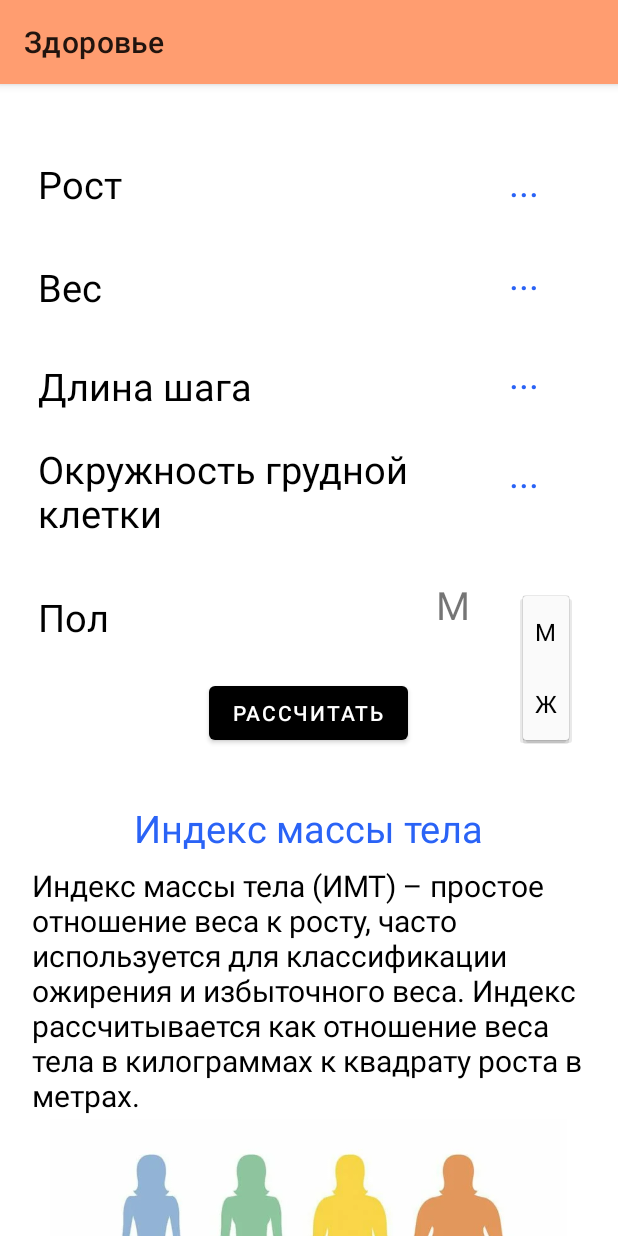
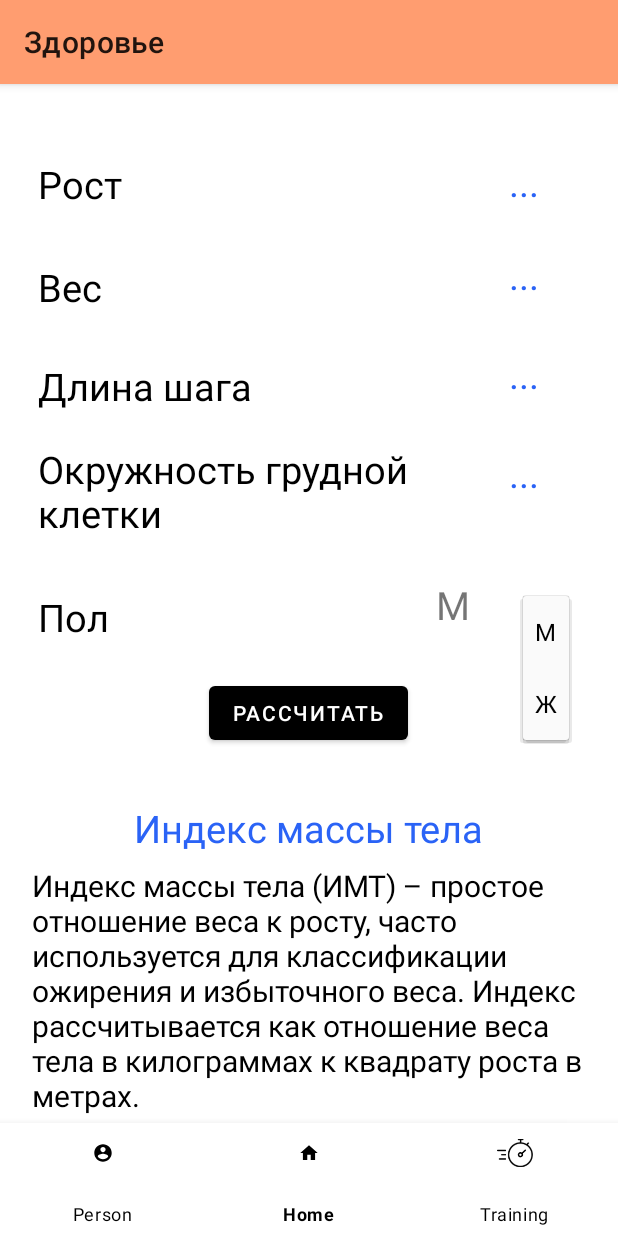
Before and after one commit to rikkewy/GPS_tracker, an Android app: the screen it shows after launch once a user with an empty profile is signed in (Health), after a tap on an icon or button, on a phone screen of 412 x 824 dp. Run offline under Robolectric (Android 15) with nearby library versions, the phone set to English and light mode, and no system bars; our stand-ins replace Firebase (no records; nobody signed in at launch, a user with empty details on screens opened directly); libraries missing offline, so code that uses them is left out: com.yandex.mapkit, com.yandex.runtime; Roboto replaces fonts that are not available here; 4 statements that could not run were skipped.

Commit message:
Не вылетает активность тренировки при повторном входе, работает листвью со значениями из бд

```diff
--- a/app/src/main/java/com/example/gpstracker/Main.java
+++ b/app/src/main/java/com/example/gpstracker/Main.java
@@ -13,12 +13,15 @@ import android.os.Bundle;
 import android.os.Handler;
 import android.util.Log;
 import android.view.MenuItem;
+import android.widget.ArrayAdapter;
+import android.widget.ListView;
 import android.widget.TextView;
 import android.widget.Toast;
 
 import androidx.annotation.NonNull;
 import androidx.appcompat.app.AppCompatActivity;
 import androidx.core.app.ActivityCompat;
+import androidx.recyclerview.widget.LinearLayoutManager;
 import androidx.recyclerview.widget.RecyclerView;
 
 import com.google.android.gms.tasks.OnCompleteListener;
@@ -32,6 +35,8 @@ import com.google.firebase.database.DatabaseReference;
 import com.google.firebase.database.FirebaseDatabase;
 import com.google.firebase.database.GenericTypeIndicator;
 import com.google.firebase.database.ValueEventListener;
+
+import java.util.List;
 import java.util.Map;
 
 import java.util.ArrayList;
@@ -43,12 +48,14 @@ public class Main extends AppCompatActivity implements LocListenerInterface{
     BottomNavigationView bottomNavigationView;
     private LocationManager locationManager;
     private MyLocListener myLocListener;
-    ArrayList<TrainingView> trainingViewArrayList = new ArrayList<TrainingView>();
     private DatabaseReference mDatabase;
-    private FirebaseDatabase database;
-    TrainingViewAdapter adapter;
-    TextView text;
+    List<ResultTraining> resultTrainings;
+    RecyclerView recyclerView;
     boolean firstExist = true;
+    String dis_str;
+    String steps_str;
+    MyAdapter adapter;
+
     @SuppressLint("MissingInflatedId")
     @Override
     protected void onCreate(Bundle savedInstanceState) {
@@ -72,42 +79,107 @@ public class Main extends AppCompatActivity implements LocListenerInterface{
         bottomNavigationView.setSelectedItemId(R.id.training);
 
         setAct();
-        bottomNavigationView.getMenu().getItem(1).setChecked(true);///устанавливаем выбранной кнопку home///
+        bottomNavigationView.getMenu().getItem(1).setChecked(true);
 
-        setInitialData();
-        text=findViewById(R.id.textViewEx);
-        RecyclerView recyclerView = findViewById(R.id.list);
-        // создаем адаптер
-        adapter = new TrainingViewAdapter(this, trainingViewArrayList);
-        // устанавливаем для списка адаптер
-        recyclerView.setAdapter(adapter);
+        ///устанавливаем выбранной кнопку home///
 
-        //database = FirebaseDatabase.getInstance();
+        resultTrainings = new ArrayList<ResultTraining>();
+       // resultTrainings.add(new ResultTraining( "hugyyghbj ", " hghuj"));
+        recyclerView = findViewById(R.id.recycler);
+         recyclerView.setLayoutManager(new LinearLayoutManager(this));
+
         mDatabase = FirebaseDatabase.getInstance().getReference();
         if(!firstExist)readDataFromDb();
         firstExist = false;
-
-    }
-    public void onResume(){
-        readDataFromDb();
-        super.onResume();
-        mDatabase.child("users").child(FirebaseAuth.getInstance().getCurrentUser().getUid()).child(TrainingActivity.nameOfTraining).get().
+       /* mDatabase.child("users").child(FirebaseAuth.getInstance().getCurrentUser().getUid()).get().
                 addOnCompleteListener(new OnCompleteListener<DataSnapshot>() {
                     @Override
                     public void onComplete(@NonNull Task<DataSnapshot> task) {
                         if (!task.isSuccessful()) {
                             Log.e("myfirebase", "Error getting data", task.getException());
-                        }
-                        else {
+                        } else {
                             GenericTypeIndicator<Map<String, Object>> genericTypeIndicator = new GenericTypeIndicator<Map<String, Object>>() {};
                             Map<String, Object> value = task.getResult().getValue(genericTypeIndicator);
+                            if(value!=null) {
+                                for (int i = 1+77; i < value.size()+77; i++) {
+                                    mDatabase.child("users").child(FirebaseAuth.getInstance().getCurrentUser().getUid()).child("Training" + i).get().addOnCompleteListener(new OnCompleteListener<DataSnapshot>() {
+                                        @Override
+                                        public void onComplete(@NonNull Task<DataSnapshot> task) {
+                                            if (task.isSuccessful()) {
+                                                Map<String, Object> dis = task.getResult().getValue(genericTypeIndicator);
+                                                String s2=task.getResult().getValue().toString();
+                                                String[] s1=s2.split(",");
+                                                int serch=s1[0].lastIndexOf("=");
+                                                s2=s1[0].substring(serch+1, s1[0].length());
+                                                dis_str = s2;
+                                                serch=s1[1].lastIndexOf("=");
+                                                s2=s1[1].substring(serch+1, s1[1].length()-1);
+                                                steps_str =s2;
+                                                if(dis_str!=null||steps_str!=null)
+                                                    resultTrainings.add(new ResultTraining(dis_str, steps_str));
+                                                //Log.v("firebase", "V " + dis.get("dis"));
+                                            } else
+                                                Log.e("myfirebase", "Error getting data", task.getException());
+                                        }
+                                    });
 
-                            TrainingView trainingView = new TrainingView("jnjknkj", value.get("steps"), "kjh");
-                            trainingViewArrayList.add(trainingView);
-                            Log.v("firebase", "V " + value.get("steps"));
+                                    //  if(dis_str!=null||steps_str!=null)
+                                    //  resultTrainings.add(new ResultTraining(dis_str, steps_str));
+
+                                }
+                            }
+                        }
+                    }
+                });*/
+         adapter=new MyAdapter(getApplicationContext(), resultTrainings);
+        recyclerView.setAdapter(adapter);
+
+    }
+    public void onResume(){
+        super.onResume();
+      //resultTrainings.clear();
+        mDatabase.child("users").child(FirebaseAuth.getInstance().getCurrentUser().getUid()).get().
+                addOnCompleteListener(new OnCompleteListener<DataSnapshot>() {
+                    @Override
+                    public void onComplete(@NonNull Task<DataSnapshot> task) {
+                        if (!task.isSuccessful()) {
+                            Log.e("myfirebase", "Error getting data", task.getException());
+                        } else {
+                            GenericTypeIndicator<Map<String, Object>> genericTypeIndicator = new GenericTypeIndicator<Map<String, Object>>() {};
+                            Map<String, Object> value = task.getResult().getValue(genericTypeIndicator);
+                            if(value!=null) {
+                                for (int i = 1+77; i < value.size()+77; i++) {
+                                    mDatabase.child("users").child(FirebaseAuth.getInstance().getCurrentUser().getUid()).child("Training" + i).get().addOnCompleteListener(new OnCompleteListener<DataSnapshot>() {
+                                        @Override
+                                        public void onComplete(@NonNull Task<DataSnapshot> task) {
+                                            if (task.isSuccessful()) {
+                                                Map<String, Object> dis = task.getResult().getValue(genericTypeIndicator);
+                                                String s2=task.getResult().getValue().toString();
+                                                String[] s1=s2.split(",");
+                                                int serch=s1[0].lastIndexOf("=");
+                                                s2=s1[0].substring(serch+1, s1[0].length());
+                                                dis_str = s2;
+                                                serch=s1[1].lastIndexOf("=");
+                                                s2=s1[1].substring(serch+1, s1[1].length()-1);
+                                                steps_str =s2;
+                                                if(dis_str!=null||steps_str!=null)
+                                                    resultTrainings.add(new ResultTraining(dis_str, steps_str));
+                                                //Log.v("firebase", "V " + dis.get("dis"));
+                                            } else
+                                                Log.e("myfirebase", "Error getting data", task.getException());
+                                        }
+                                    });
+
+                                  //  if(dis_str!=null||steps_str!=null)
+                                  //  resultTrainings.add(new ResultTraining(dis_str, steps_str));
+
+                                }
+                            }
                         }
                     }
                 });
+       adapter.notifyDataSetChanged();
+
     }
 
 
@@ -115,11 +187,7 @@ public class Main extends AppCompatActivity implements LocListenerInterface{
         mDatabase.addValueEventListener(new ValueEventListener() {
             @Override
             public void onDataChange(@NonNull DataSnapshot snapshot) {
-                    //GenericTypeIndicator<Map<String, Object>> genericTypeIndicator = new GenericTypeIndicator<Map<String, Object>>() {};
-                    //Map<String, Object> value = snapshot.child("users")
-                    //        .child(FirebaseAuth.getInstance().getCurrentUser().getUid()).getValue(genericTypeIndicator);
-                    ////Log.v("mytext", "Value " + value);
-                mDatabase.child("users").child(FirebaseAuth.getInstance().getCurrentUser().getUid()).child(TrainingActivity.nameOfTraining).get().
+                mDatabase.child("users").child(FirebaseAuth.getInstance().getCurrentUser().getUid()).get().
                         addOnCompleteListener(new OnCompleteListener<DataSnapshot>() {
                     @Override
                     public void onComplete(@NonNull Task<DataSnapshot> task) {
@@ -129,12 +197,14 @@ public class Main extends AppCompatActivity implements LocListenerInterface{
                         else {
                             GenericTypeIndicator<Map<String, Object>> genericTypeIndicator = new GenericTypeIndicator<Map<String, Object>>() {};
                             Map<String, Object> value = task.getResult().getValue(genericTypeIndicator);
-                            TrainingView trainingView = new TrainingView("jnjknkj", value.get("steps"), "kjh");
-                            trainingViewArrayList.add(trainingView);
+                            assert value != null;
 
-                            Log.v("firebase", "V " + value.get("steps"));
+                            resultTrainings.add(new ResultTraining( String.valueOf((value.get("Training"+1))), String.valueOf(value.get("steps"))));
+                            recyclerView.setAdapter(new MyAdapter(getApplicationContext(), resultTrainings));
+                            Log.v("firebase", "V " + value.get("Training"+1));
+                            }
                         }
-                    }
+
                 });
                 }
 
--- a/app/src/main/java/com/example/gpstracker/TrainingViewAdapter.java
+++ /dev/null
@@ -1,93 +0,0 @@
-package com.example.gpstracker;
-import android.content.Context;
-import android.util.Log;
-import android.view.LayoutInflater;
-import android.view.View;
-import android.view.ViewGroup;
-import android.widget.ImageView;
-import android.widget.TextView;
-
-import androidx.annotation.NonNull;
-import androidx.recyclerview.widget.RecyclerView;
-
-import com.google.android.gms.tasks.OnCompleteListener;
-import com.google.android.gms.tasks.Task;
-import com.google.firebase.auth.FirebaseAuth;
-import com.google.firebase.database.DataSnapshot;
-import com.google.firebase.database.DatabaseReference;
-import com.google.firebase.database.FirebaseDatabase;
-import com.google.firebase.database.GenericTypeIndicator;
-
-import java.util.ArrayList;
-import java.util.List;
-import java.util.Map;
-
-public class TrainingViewAdapter extends RecyclerView.Adapter<TrainingViewAdapter.ViewHolder>{
-
-    private LayoutInflater inflater;
-    private List<TrainingView> trainings;
-    DatabaseReference mDatabase;
-    ArrayList<TrainingView> trainingViewArrayList;
-
-    TrainingViewAdapter(Context context, List<TrainingView> trainings) {
-        mDatabase = FirebaseDatabase.getInstance().getReference();
-        trainingViewArrayList = new ArrayList<TrainingView>();
-        this.trainings=new ArrayList<TrainingView>();
-        mDatabase.child("users").child(FirebaseAuth.getInstance().getCurrentUser().getUid()).child(TrainingActivity.nameOfTraining).get().
-                addOnCompleteListener(new OnCompleteListener<DataSnapshot>() {
-                    @Override
-                    public void onComplete(@NonNull Task<DataSnapshot> task) {
-                        if (!task.isSuccessful()) {
-                            Log.e("myfirebase", "Error getting data", task.getException());
-                        }
-                        else {
-                            GenericTypeIndicator<Map<String, Object>> genericTypeIndicator = new GenericTypeIndicator<Map<String, Object>>() {};
-                            Map<String, Object> value = task.getResult().getValue(genericTypeIndicator);
-
-                            TrainingView trainingView = new TrainingView("jnjknkj", value.get("steps"), "kjh");
-                            trainingViewArrayList.add(trainingView);
-                            trainings.add(trainingView);
-                            Log.v("firebase", "V " + value.get("steps"));
-                        }
-                    }
-                });
-
-        this.trainingViewArrayList.addAll(trainingViewArrayList);
-        this.trainings.addAll(trainingViewArrayList);
-        this.inflater = LayoutInflater.from(context);
-    }
-    @Override
-    public TrainingViewAdapter.ViewHolder onCreateViewHolder(ViewGroup parent, int viewType) {
-
-        View view = inflater.inflate(R.layout.list_training, parent, false);
-        return new ViewHolder(view);
-    }
-
-    //public void set(TrainingView trainingView){
-    //    this.trainings.add(trainingView);
-    //    notifyDataSetChanged();
-    //}
-
-    @Override
-    public void onBindViewHolder(TrainingViewAdapter.ViewHolder holder, int position) {
-        TrainingView trainingView = trainings.get(position);
-        holder.dateOfTrainingEt.setText(String.valueOf(trainingView.getDateOfTraining()));
-        holder.distanceOfTrainingEt.setText(String.valueOf(trainingView.getDistanceOfTraining()));
-        holder.timeOfTrainingEt.setText(String.valueOf(trainingView.getTimeOfTraining()));
-    }
-
-    @Override
-    public int getItemCount() {
-        return trainings.size();
-    }
-
-    public static class ViewHolder extends RecyclerView.ViewHolder {
-        final TextView dateOfTrainingEt,distanceOfTrainingEt, timeOfTrainingEt;
-        ViewHolder(View view){
-            super(view);
-            dateOfTrainingEt = view.findViewById(R.id.date_of_training);
-            distanceOfTrainingEt = view.findViewById(R.id.distance_of_training);
-            timeOfTrainingEt = view.findViewById(R.id.time_of_training);
-        }
-    }
-}
--- a/app/src/main/res/layout/activity_health.xml
+++ b/app/src/main/res/layout/activity_health.xml
@@ -9,6 +9,7 @@
     tools:context=".Health">
 
     <ScrollView
+        android:id="@+id/scrollView"
         android:layout_width="match_parent"
         android:layout_height="match_parent">
 
@@ -351,6 +352,18 @@
                     android:layout_gravity="center"/>
             </LinearLayout>
 
+            <TextView
+                android:layout_width="match_parent"
+                android:layout_height="100dp"/>
         </LinearLayout>
+
     </ScrollView>
+    <com.google.android.material.bottomnavigation.BottomNavigationView
+    android:id="@+id/bottomNavigationView_health"
+    android:layout_width="match_parent"
+    android:layout_height="75dp"
+    android:layout_alignParentBottom="true"
+    app:itemIconTint="@color/black"
+    app:itemTextColor="@color/black"
+    app:menu="@menu/bottom_nav_menu"/>
 </RelativeLayout>
```
Also changed, not shown: app/src/main/java/com/example/gpstracker/Health.java (+27 -0 lines), app/src/main/java/com/example/gpstracker/TrainingActivity.java (+8 -2 lines), app/src/main/java/com/example/gpstracker/TrainingView.java (deleted, +0 -38 lines), app/src/main/res/layout/list_training.xml (deleted, +0 -39 lines), app/src/main/res/layout/main.xml (+14 -25 lines).
